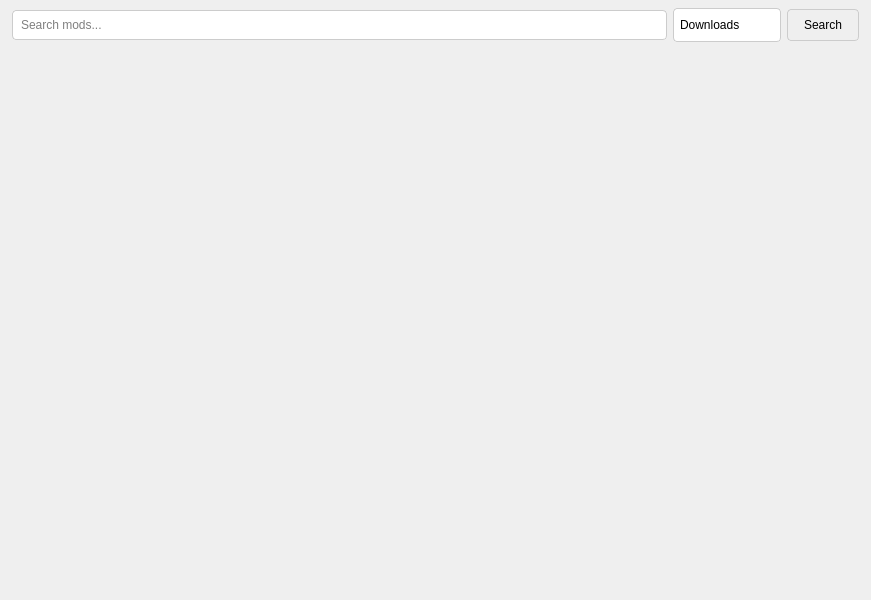
This is launcher/ui/pages/instance/ModDownloadPage.ui in graytoowolf/MiniSkins as Qt 5 draws it before an edit. The edited form follows.
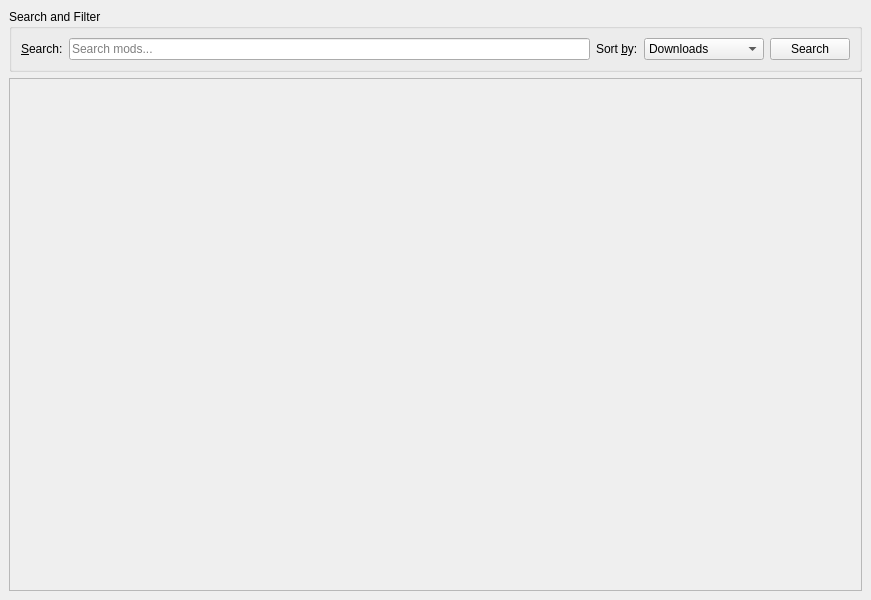
This is the edited form. Icons and pictures are not drawn.

Commit message:
refactor(ui): 重构Mod下载页面UI布局和样式
移除内联样式表，改用系统调色板实现主题适配
重新设计搜索区域为分组框布局，增加标签和间距
改进mod卡片样式，增加悬停效果和圆角边框
优化按钮和标签样式，使用更现代的视觉设计
修复mod安装状态检查逻辑，增加文件存在性验证

The edit to the form file:
```diff
--- a/launcher/ui/pages/instance/ModDownloadPage.ui
+++ b/launcher/ui/pages/instance/ModDownloadPage.ui
@@ -19,200 +19,63 @@
   <property name="windowTitle">
    <string>Mod Manager</string>
   </property>
-  <property name="styleSheet">
-   <string>QMainWindow {
-    color: #000000;
-}
 
-QLabel {
-    color: #000000;
-}
-
-QLineEdit {
-    border: 1px solid #cccccc;
-    border-radius: 4px;
-    padding: 6px;
-    color: #000000;
-}
-
-QComboBox {
-    border: 1px solid #cccccc;
-    border-radius: 4px;
-    padding: 6px;
-    color: #000000;
-    min-height: 20px;
-}
-
-QComboBox::drop-down {
-    border: none;
-    width: 20px;
-}
-
-QComboBox::down-arrow {
-    image: url(:/icons/arrow_down.png);
-    width: 12px;
-    height: 12px;
-}
-
-QComboBox QAbstractItemView {
-    border: 1px solid #cccccc;
-    selection-background-color: #f0f0f0;
-}
-
-QPushButton {
-    border: 1px solid #cccccc;
-    border-radius: 4px;
-    padding: 8px 16px;
-}
-
-QPushButton#installButton {
-    color: #000000;
-}
-
-QPushButton#installButton:hover {
-    background-color: #f0f0f0;
-}
-
-QPushButton#installButton:pressed {
-    background-color: #e0e0e0;
-}
-
-QPushButton#searchButton {
-    color: #000000;
-}
-
-QPushButton#searchButton:hover {
-    background-color: #f0f0f0;
-}
-
-QPushButton#searchButton:pressed {
-    background-color: #e0e0e0;
-}
-
-QPushButton#searchButton:pressed {
-    background-color: #2d6a30;
-}
-
-QFrame#iconFrame {
-    border: 1px solid #555555;
-    border-radius: 8px;
-}
-
-QLabel#iconLabel {
-    color: #000000;
-    font-size: 24px;
-}
-
-QLabel#titleLabel {
-    font-size: 16px;
-    color: #000000;
-}
-
-QLabel#descriptionLabel {
-    font-size: 12px;
-    color: #000000;
-}
-
-QLabel#authorLabel {
-    font-size: 12px;
-    color: #000000;
-}
-
-QLabel.statsLabel {
-    font-size: 11px;
-    color: #000000;
-    padding: 2px 6px;
-    margin: 2px;
-}
-
-QScrollArea {
-    border: none;
-}
-
-QScrollBar:vertical {
-    width: 12px;
-    border-radius: 6px;
-    background-color: #f0f0f0;
-}
-
-QScrollBar::handle:vertical {
-    border-radius: 6px;
-    min-height: 20px;
-    background-color: #c0c0c0;
-}
-
-QScrollBar::handle:vertical:hover {
-    background-color: #a0a0a0;
-}
-
-QScrollBar::add-line:vertical, QScrollBar::sub-line:vertical {
-    height: 0px;
-}
-
-QWidget#modItemWidget {
-    border: 1px solid #cccccc;
-    border-radius: 6px;
-    margin: 4px;
-}
-
-QWidget#searchWidget {
-    margin: 4px 4px 8px 4px;
-    padding: 8px;
-}</string>
-  </property>
   <widget class="QWidget" name="centralwidget">
    <layout class="QVBoxLayout" name="mainLayout">
+    <property name="spacing">
+     <number>6</number>
+    </property>
     <property name="leftMargin">
-     <number>0</number>
+     <number>9</number>
     </property>
     <property name="topMargin">
-     <number>0</number>
+     <number>9</number>
     </property>
     <property name="rightMargin">
-     <number>0</number>
+     <number>9</number>
     </property>
     <property name="bottomMargin">
-     <number>0</number>
+     <number>9</number>
     </property>
     <item>
-     <layout class="QHBoxLayout" name="searchLayout">
-      <property name="leftMargin">
-       <number>12</number>
+     <widget class="QGroupBox" name="searchGroupBox">
+      <property name="title">
+       <string>Search and Filter</string>
       </property>
-      <property name="topMargin">
-       <number>8</number>
-      </property>
-      <property name="rightMargin">
-       <number>12</number>
-      </property>
-      <property name="bottomMargin">
-       <number>8</number>
-      </property>
-      <item>
+      <layout class="QGridLayout" name="searchGridLayout">
+       <item row="0" column="0">
+        <widget class="QLabel" name="searchLabel">
+         <property name="text">
+          <string>&amp;Search:</string>
+         </property>
+         <property name="buddy">
+          <cstring>searchEdit</cstring>
+         </property>
+        </widget>
+       </item>
+       <item row="0" column="1">
        <widget class="QLineEdit" name="searchEdit">
-        <property name="sizePolicy">
-         <sizepolicy hsizetype="Expanding" vsizetype="Fixed">
-          <horstretch>1</horstretch>
-          <verstretch>0</verstretch>
-         </sizepolicy>
-        </property>
         <property name="placeholderText">
          <string>Search mods...</string>
         </property>
        </widget>
       </item>
-      <item>
+       <item row="0" column="2">
+        <widget class="QLabel" name="sortLabel">
+         <property name="text">
+          <string>Sort &amp;by:</string>
+         </property>
+         <property name="buddy">
+          <cstring>sortCombo</cstring>
+         </property>
+        </widget>
+       </item>
+       <item row="0" column="3">
        <widget class="QComboBox" name="sortCombo">
-        <property name="sizePolicy">
-         <sizepolicy hsizetype="Preferred" vsizetype="Fixed">
-          <horstretch>0</horstretch>
-          <verstretch>0</verstretch>
-         </sizepolicy>
-        </property>
         <property name="minimumSize">
          <size>
-          <width>0</width>
-          <height>34</height>
+           <width>120</width>
+           <height>0</height>
          </size>
         </property>
         <item>
@@ -232,7 +95,7 @@
         </item>
        </widget>
       </item>
-      <item>
+       <item row="0" column="4">
        <widget class="QPushButton" name="searchButton">
         <property name="text">
          <string>Search</string>
@@ -244,15 +107,10 @@
        </widget>
       </item>
      </layout>
+     </widget>
     </item>
     <item>
      <widget class="QScrollArea" name="scrollArea">
-      <property name="verticalScrollBarPolicy">
-       <enum>Qt::ScrollBarAsNeeded</enum>
-      </property>
-      <property name="horizontalScrollBarPolicy">
-       <enum>Qt::ScrollBarAlwaysOff</enum>
-      </property>
       <property name="widgetResizable">
        <bool>true</bool>
       </property>
@@ -261,16 +119,16 @@
         <rect>
          <x>0</x>
          <y>0</y>
-         <width>871</width>
-         <height>544</height>
+         <width>851</width>
+         <height>69</height>
         </rect>
        </property>
        <layout class="QVBoxLayout" name="scrollLayout">
         <property name="spacing">
-         <number>4</number>
+         <number>8</number>
         </property>
         <property name="leftMargin">
-         <number>0</number>
+         <number>4</number>
         </property>
         <property name="topMargin">
          <number>4</number>
@@ -281,19 +139,6 @@
         <property name="bottomMargin">
          <number>4</number>
         </property>
-        <item>
-         <spacer name="verticalSpacer3">
-          <property name="orientation">
-           <enum>Qt::Vertical</enum>
-          </property>
-          <property name="sizeHint" stdset="0">
-           <size>
-            <width>20</width>
-            <height>40</height>
-           </size>
-          </property>
-         </spacer>
-        </item>
        </layout>
       </widget>
      </widget>
```
Left out of the diff: 4 changed lines with no effect on the pictures. Lines whose indentation alone changed are shown as unchanged. The commit also changes 1 other file.
